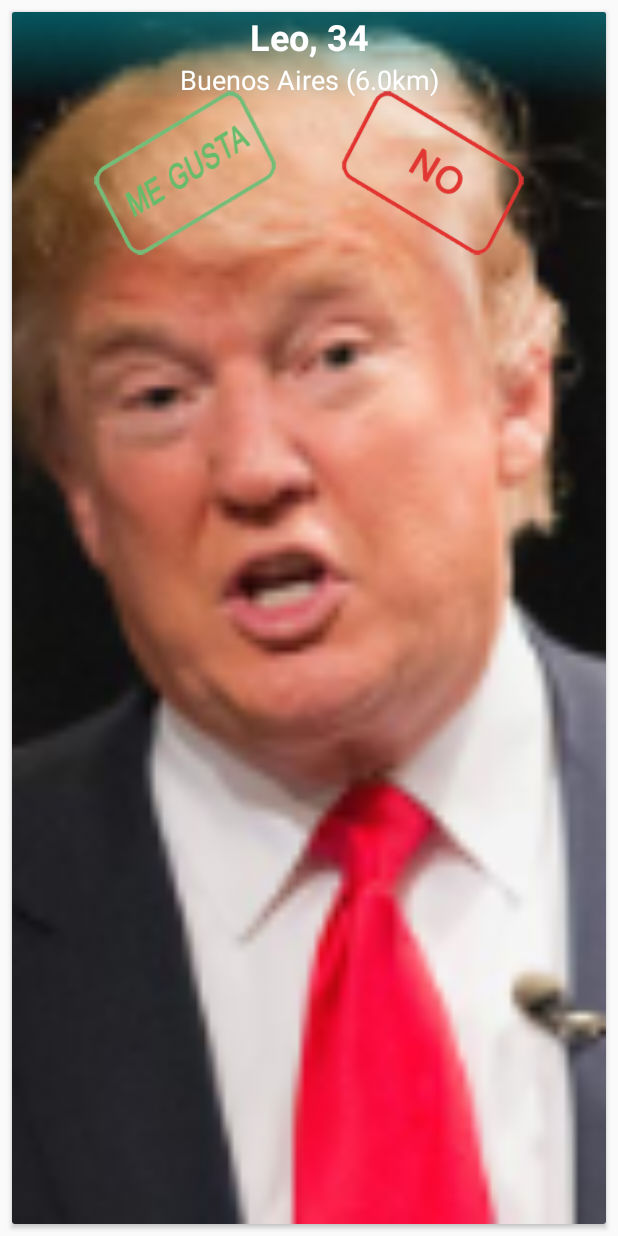
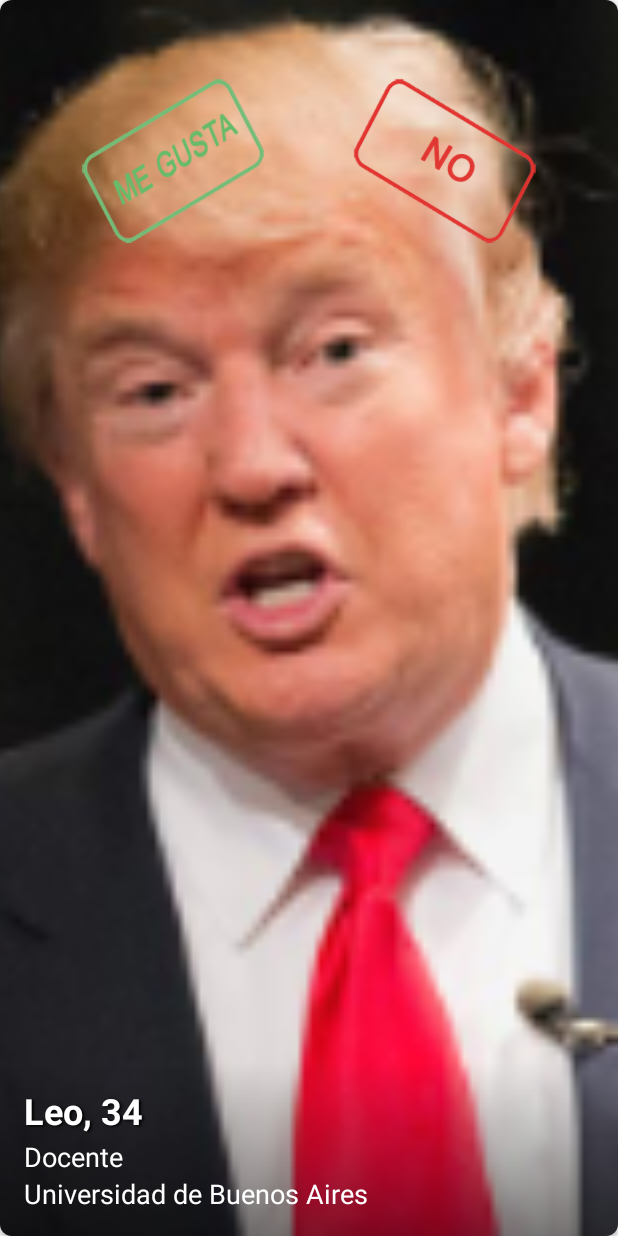
Before and after one commit to LinkUpFiuba/FrontEnd, an Android app: the layout candidate_card.xml on its own in the app's theme, with its tools: preview values and no code run, on a phone screen of 412 x 824 dp. Run offline under Robolectric (Android 15) with nearby library versions, the phone set to English and light mode, and no system bars.

Commit message:
#23 UI Cardview

```diff
--- a/app/build.gradle
+++ b/app/build.gradle
@@ -31,6 +31,7 @@ dependencies {
     compile 'com.google.firebase:firebase-core:11.0.1'
     compile 'com.android.support.constraint:constraint-layout:1.0.2'
     compile 'com.google.android.gms:play-services-gcm:11.0.1'
+    compile 'com.squareup.picasso:picasso:2.5.2'
     compile project(':cardstack')
     testCompile 'junit:junit:4.12'
 }
--- /dev/null
+++ b/app/src/main/res/drawable/shadow.xml
@@ -0,0 +1,8 @@
+<?xml version="1.0" encoding="utf-8"?>
+<shape xmlns:android="http://schemas.android.com/apk/res/android" android:shape="rectangle" >
+    <gradient
+        android:type="linear"
+        android:startColor="@android:color/transparent"
+        android:endColor="#80000000"
+        android:angle="270"/>
+    </shape>
--- a/app/src/main/res/layout/candidate_card.xml
+++ b/app/src/main/res/layout/candidate_card.xml
@@ -5,9 +5,9 @@
     android:layout_width="match_parent"
     android:layout_height="match_parent"
     android:layout_gravity="center"
-    android:layout_margin="@dimen/card_margin"
+    app:cardCornerRadius="@dimen/cardview_radius"
     android:gravity="center_horizontal"
-    >
+    xmlns:app="http://schemas.android.com/apk/res-auto">
 
     <LinearLayout
         xmlns:android="http://schemas.android.com/apk/res/android"
@@ -46,24 +46,45 @@
                 <RelativeLayout
                     android:layout_width="match_parent"
                     android:layout_height="wrap_content"
-                    android:background="@drawable/top_shadow"
-                    android:paddingBottom="@dimen/card_top_shadow_margin_bottom"
+                    android:layout_gravity="bottom"
+                    android:background="@drawable/shadow"
+
                     >
+                    <LinearLayout
+                        android:layout_width="match_parent"
+                        android:layout_height="wrap_content"
+                        android:layout_margin="@dimen/activity_horizontal_margin"
+                        android:orientation="vertical">
                         <TextView
                             android:id="@+id/sample_text"
                             android:layout_width="match_parent"
                             android:layout_height="wrap_content"
-                        android:gravity="center_horizontal"
+                            android:gravity="start"
                             style="@style/swipeTitle"
+                            android:layout_marginBottom="@dimen/activity_vertical_margin_xsmall"
+                            android:shadowColor="#000000"
+                            android:shadowDx="1.5"
+                            android:shadowDy="1.3"
+                            android:shadowRadius="1.6"
                             android:text="Leo, 34"/>
                         <TextView
                             android:id="@+id/subtitle_text"
                             android:layout_width="match_parent"
                             android:layout_height="wrap_content"
                             android:layout_below="@id/sample_text"
-                        android:gravity="center_horizontal"
+                            android:gravity="start"
                             style="@style/swipeTitle.sub"
-                        android:text="Buenos Aires (6.0km)"/>
+                            android:text="Docente"/>
+                        <TextView
+                            android:id="@+id/subtitle2_text"
+                            android:layout_width="match_parent"
+                            android:layout_height="wrap_content"
+                            android:layout_below="@id/sample_text"
+                            android:gravity="start"
+                            style="@style/swipeTitle.sub"
+                            android:text="Universidad de Buenos Aires"/>
+                    </LinearLayout>
+
                 </RelativeLayout>
 
             </FrameLayout>
--- a/app/src/main/res/values/dimens.xml
+++ b/app/src/main/res/values/dimens.xml
@@ -3,6 +3,8 @@
     <dimen name="activity_horizontal_margin">16dp</dimen>
     <dimen name="activity_vertical_margin">16dp</dimen>
     <dimen name="activity_vertical_margin_small">8dp</dimen>
+    <dimen name="activity_vertical_margin_xsmall">2dp</dimen>
+
     <dimen name="padding_toolbar">10dp</dimen>
     <dimen name="padding_toolbar_small">6dp</dimen>
 
@@ -17,12 +19,16 @@
     <dimen name="text_size_small">14sp</dimen>
     <dimen name="text_size_medium">18sp</dimen>
     <dimen name="text_size_large">22sp</dimen>
+    <dimen name="text_size_xlarge">24sp</dimen>
+
 
     <!-- Content Swipe Deck-->
     <dimen name="swipe_horizontal_margin">0dp</dimen>
+    <dimen name="cardview_radius">8dp</dimen>
+
     <dimen name="card_top_shadow_margin_bottom">2dp</dimen>
     <!-- Candidate card-->
-    <dimen name="card_margin">8dp</dimen>
+    <dimen name="card_margin_bottom">92dp</dimen>
 
     <dimen name="appbarlayout_height">418dp</dimen>
     <dimen name="edittext_drawable_pad">16dp</dimen>
--- a/app/src/main/res/values/styles.xml
+++ b/app/src/main/res/values/styles.xml
@@ -25,13 +25,14 @@
     </style>
 
     <style name="swipeTitle">
-        <item name="android:textSize">24dp</item>
+        <item name="android:textSize">@dimen/text_size_xlarge</item>
         <item name="android:textColor">@color/white</item>
         <item name="android:textStyle">bold</item>
+
     </style>
 
     <style name="swipeTitle.sub" parent="swipeTitle">
-        <item name="android:textSize">18dp</item>
+        <item name="android:textSize">@dimen/text_size_medium</item>
         <item name="android:textStyle">normal</item>
     </style>
 
```
Also changed, not shown: app/src/main/java/linkup/linkup/LinkFragment.java (+5 -5 lines), app/src/main/java/linkup/linkup/ProfileActivity.java (added, +30 -0 lines), app/src/main/java/linkup/linkup/adapter/SwipeDeckAdapter.java (+19 -0 lines), app/src/main/res/layout/activity_profile.xml (added, +49 -0 lines), app/src/main/res/layout/content_swipe_deck.xml (+8 -3 lines). Lines whose indentation alone changed are shown as unchanged.
